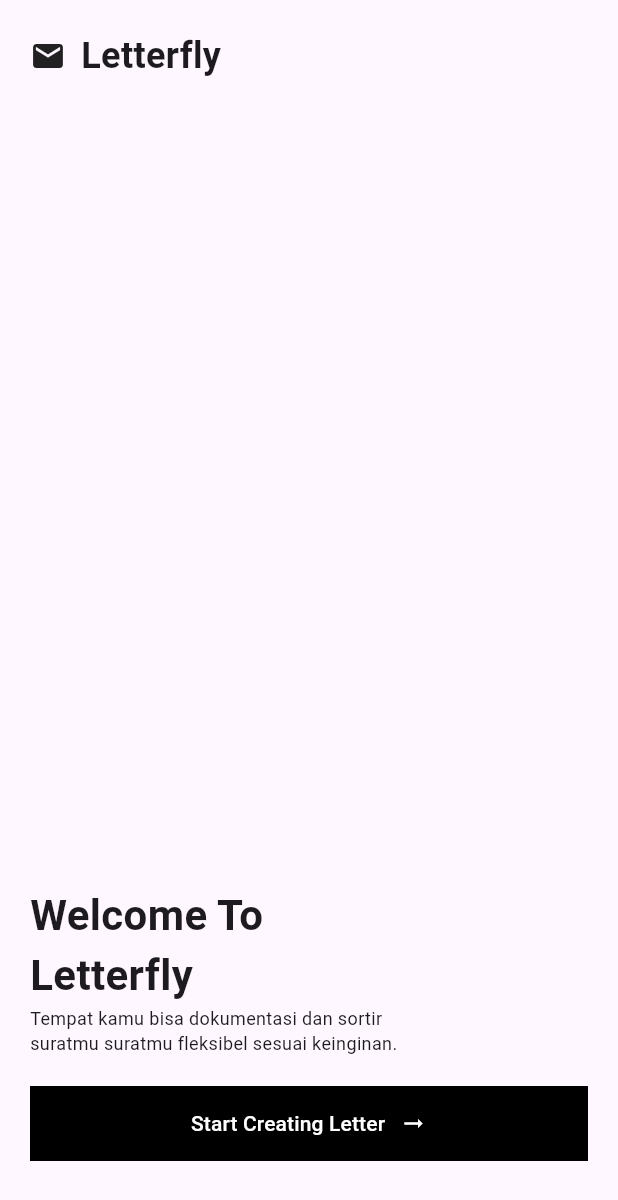
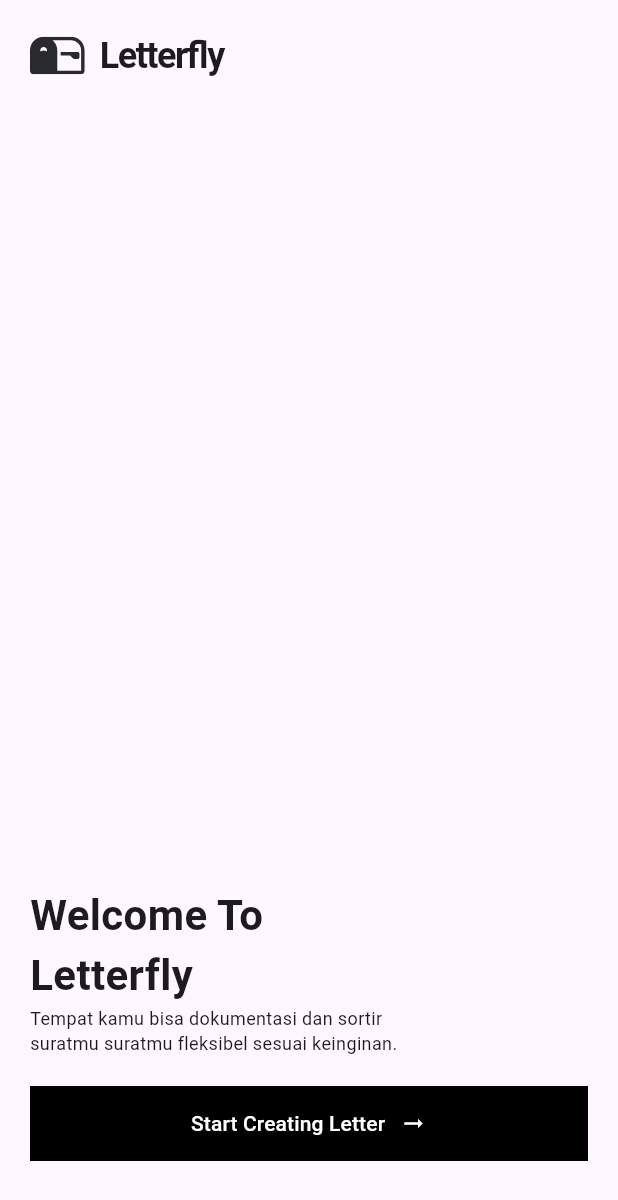
Before and after one commit to raymondtju/letterfly, a Flutter app: the screen it shows after launch, on a phone screen of 412 x 824 dp. Shown: the top 1200 px of the screen. Run offline on Flutter 3.47's test engine with Material 3 defaults, Android fonts, the phone set to English and light mode, and no system bars; our stand-ins replace flutter_svg; Roboto replaces fonts that are missing (SF).

Commit message:
add fonts and logo, edit main, signup and login

```diff
--- a/lib/main.dart
+++ b/lib/main.dart
@@ -1,17 +1,18 @@
 import 'package:flutter/material.dart';
+import 'package:flutter_svg/flutter_svg.dart';
 import 'package:Letterfly/forgotPassword.dart';
 import 'package:Letterfly/login.dart';
 import 'package:Letterfly/signup.dart';
 
-main() => runApp(MyApp());
+main() => runApp(const MyApp());
 
 class MyApp extends StatelessWidget {
   const MyApp({super.key});
 
   @override
   Widget build(BuildContext context) {
-    return MaterialApp(
-      home: const WelcomePage(),
+    return const MaterialApp(
+      home: WelcomePage(),
     );
   }
 }
@@ -26,6 +27,10 @@ class WelcomePage extends StatefulWidget {
 class _WelcomePageState extends State<WelcomePage> {
   @override
   Widget build(BuildContext context) {
+    return WelcomePage(context);
+  }
+
+  Scaffold WelcomePage(BuildContext context) {
     return Scaffold(
         //  appBar: AppBar(
         //   centerTitle: true,
@@ -38,7 +43,7 @@ class _WelcomePageState extends State<WelcomePage> {
         //     ),
         //  ),
         body: Padding(
-      padding: EdgeInsets.all(20),
+      padding: const EdgeInsets.all(20),
       child: Column(
         mainAxisAlignment: MainAxisAlignment.spaceBetween,
         children: [
@@ -52,14 +57,20 @@ class _WelcomePageState extends State<WelcomePage> {
                     children: [
                       Row(
                         children: [
-                          Icon(Icons.mail),
-                          SizedBox(
+                          SvgPicture.asset(
+                            'assets/logo/Logo.svg',
+                            height: 25,
+                          ),
+                          const SizedBox(
                             width: 10,
                           ),
-                          Text(
+                          const Text(
                             'Letterfly',
                             style: TextStyle(
-                                fontWeight: FontWeight.bold, fontSize: 24),
+                                fontFamily: "SF",
+                                letterSpacing: -1,
+                                fontWeight: FontWeight.w700,
+                                fontSize: 24),
                           ),
                         ],
                       ),
@@ -72,8 +83,8 @@ class _WelcomePageState extends State<WelcomePage> {
           Column(
             crossAxisAlignment: CrossAxisAlignment.start,
             children: [
-              Padding(padding: EdgeInsets.symmetric(vertical: 120)),
-              Padding(
+              const Padding(padding: EdgeInsets.symmetric(vertical: 120)),
+              const Padding(
                 padding: EdgeInsets.only(right: 120),
                 child: Column(
                   crossAxisAlignment: CrossAxisAlignment.start,
@@ -95,13 +106,19 @@ class _WelcomePageState extends State<WelcomePage> {
                   ],
                 ),
               ),
-              Padding(padding: EdgeInsets.symmetric(vertical: 10)),
+              const Padding(padding: EdgeInsets.symmetric(vertical: 10)),
               OutlinedButton(
                 onPressed: () {
                   Navigator.push(context,
                       MaterialPageRoute(builder: (context) => const Login()));
                 },
-                child: Row(
+                style: OutlinedButton.styleFrom(
+                    minimumSize: const Size(double.infinity, 50),
+                    backgroundColor: Colors.black,
+                    shape: const RoundedRectangleBorder(
+                        borderRadius: BorderRadius.zero),
+                    side: const BorderSide(color: Colors.black, width: 1)),
+                child: const Row(
                   mainAxisAlignment: MainAxisAlignment.center,
                   children: [
                     Text(
@@ -117,14 +134,8 @@ class _WelcomePageState extends State<WelcomePage> {
                     ),
                   ],
                 ),
-                style: OutlinedButton.styleFrom(
-                    minimumSize: Size(double.infinity, 50),
-                    backgroundColor: Colors.black,
-                    shape:
-                        RoundedRectangleBorder(borderRadius: BorderRadius.zero),
-                    side: BorderSide(color: Colors.black, width: 1)),
               ),
-              Padding(padding: EdgeInsets.only(bottom: 30))
+              const Padding(padding: EdgeInsets.only(bottom: 30))
             ],
           ),
         ],
```
Also changed, not shown: lib/forgotPassword.dart (+33 -40 lines), lib/login.dart (+47 -33 lines), lib/signup.dart (+67 -44 lines), pubspec.yaml (+14 -9 lines), assets/logo/Logo.svg (added), assets/logo/Logotitle.svg (added), pubspec.lock, 4 other files.
